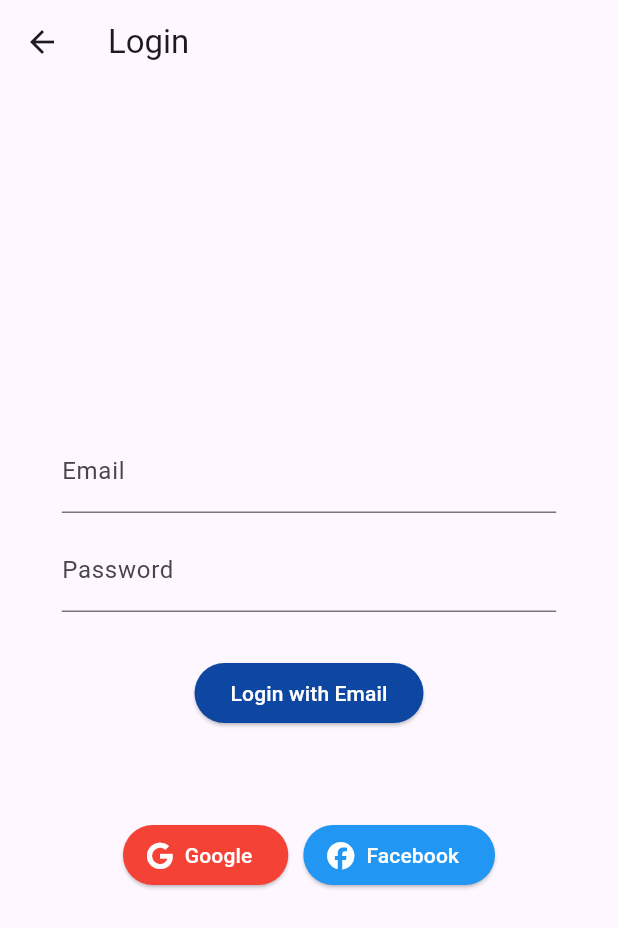
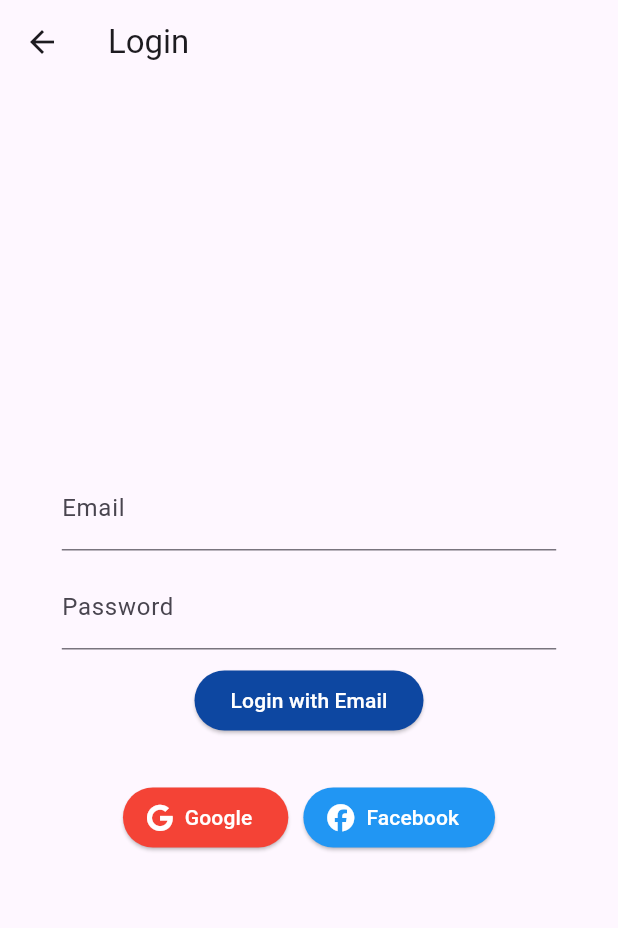
Before and after one commit to Al0olo/pioneersFlutterApp, a Flutter app: the screen it shows after launch, after a tap on "Go to Login Page", on a phone screen of 412 x 824 dp. Shown: the top 928 px of the screen. Run offline on Flutter 3.47's test engine with Material 3 defaults, Android fonts, the phone set to English and light mode, and no system bars; our stand-ins replace firebase_auth, firebase_core, font_awesome_flutter, google_sign_in; missing offline and left inert: flutter_facebook_auth; accounts and stored records are empty; network calls fail.

Commit message:
update style

```diff
--- a/lib/pages/login_page.dart
+++ b/lib/pages/login_page.dart
@@ -117,7 +117,7 @@ class LoginPage extends StatelessWidget {
                 obscureText: true,
               ),
             ),
-            SizedBox(height: 30),
+            SizedBox(height: 10),
             ElevatedButton(
               onPressed: _handleEmailSignIn,
               style: ElevatedButton.styleFrom(
@@ -126,7 +126,7 @@ class LoginPage extends StatelessWidget {
               ),
               child: Text('Login with Email'),
             ),
-            SizedBox(height: 60),
+            SizedBox(height: 30),
             Row(
               mainAxisAlignment: MainAxisAlignment.center,
               children: [
```
